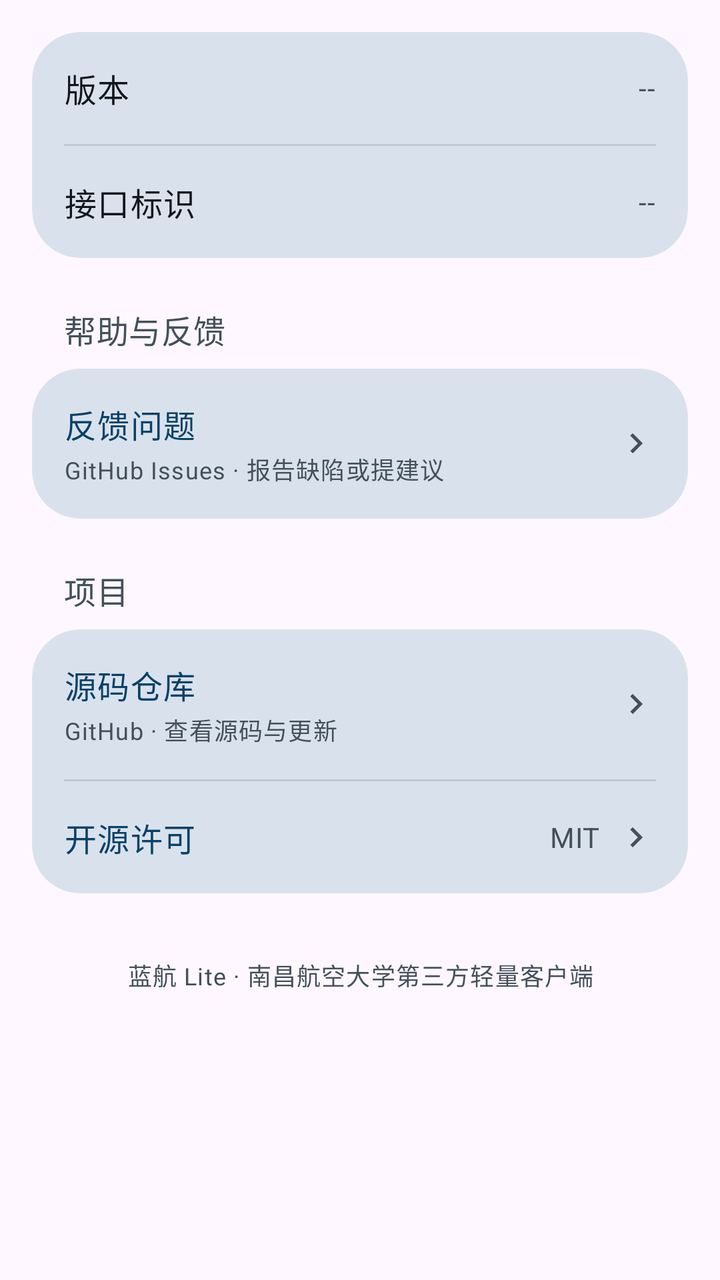
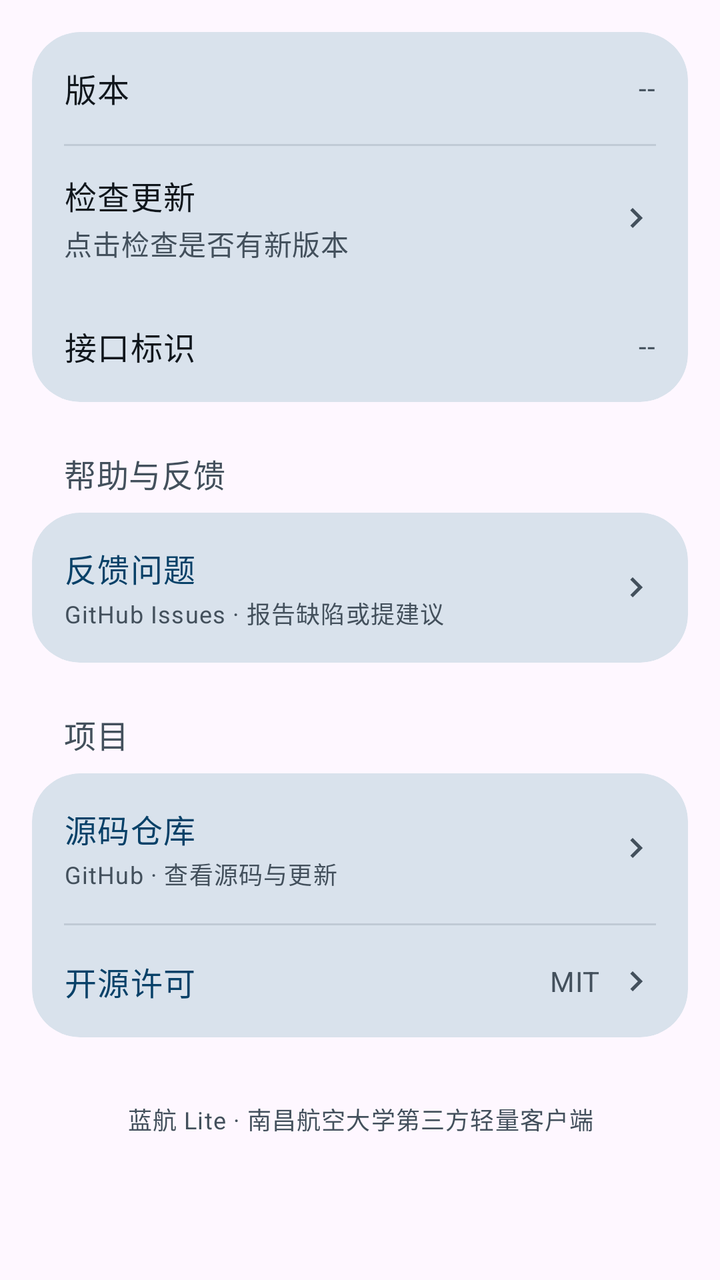

Compare the two renders of this Android layout. The source of the first and the diff that turns it into the second are given below.
<!-- AndroidManifest.xml: application theme Theme.LanhangLite -->
<!-- res/layout/view_settings_about.xml -->
<?xml version="1.0" encoding="utf-8"?>
<LinearLayout xmlns:android="http://schemas.android.com/apk/res/android"
    xmlns:app="http://schemas.android.com/apk/res-auto"
    android:layout_width="match_parent"
    android:layout_height="wrap_content"
    android:orientation="vertical"
    android:paddingStart="@dimen/screen_padding_h"
    android:paddingTop="@dimen/screen_padding_h"
    android:paddingEnd="@dimen/screen_padding_h"
    android:paddingBottom="@dimen/content_padding_bottom_bare">

    
    <com.google.android.material.card.MaterialCardView
        style="@style/Widget.Lanhang.Card.Large"
        android:layout_width="match_parent"
        android:layout_height="wrap_content">

        <LinearLayout
            android:layout_width="match_parent"
            android:layout_height="wrap_content"
            android:orientation="vertical">

            <LinearLayout
                android:layout_width="match_parent"
                android:layout_height="wrap_content"
                android:gravity="center_vertical"
                android:minHeight="@dimen/list_item_height_single"
                android:orientation="horizontal"
                android:paddingStart="@dimen/card_padding"
                android:paddingTop="@dimen/space_md"
                android:paddingEnd="@dimen/card_padding"
                android:paddingBottom="@dimen/space_md">

                <TextView
                    android:layout_width="0dp"
                    android:layout_height="wrap_content"
                    android:layout_weight="1"
                    android:text="@string/settings_about_version_label"
                    android:textAppearance="@style/TextAppearance.Lanhang.BodyLarge"
                    android:textColor="?attr/colorOnSurface" />

                <TextView
                    android:id="@+id/tvVersion"
                    android:layout_width="wrap_content"
                    android:layout_height="wrap_content"
                    android:layout_marginStart="@dimen/space_lg"
                    android:ellipsize="end"
                    android:maxLines="1"
                    android:text="--"
                    android:textAppearance="@style/TextAppearance.Lanhang.BodyMedium"
                    android:textColor="?attr/colorOnSurfaceVariant" />
            </LinearLayout>

            <View
                android:layout_width="match_parent"
                android:layout_height="@dimen/divider_thickness"
                android:layout_marginStart="@dimen/card_padding"
                android:layout_marginEnd="@dimen/card_padding"
                android:background="?attr/colorOutlineVariant" />

            <LinearLayout
                android:layout_width="match_parent"
                android:layout_height="wrap_content"
                android:gravity="center_vertical"
                android:minHeight="@dimen/list_item_height_single"
                android:orientation="horizontal"
                android:paddingStart="@dimen/card_padding"
                android:paddingTop="@dimen/space_md"
                android:paddingEnd="@dimen/card_padding"
                android:paddingBottom="@dimen/space_md">

                <TextView
                    android:layout_width="0dp"
                    android:layout_height="wrap_content"
                    android:layout_weight="1"
                    android:text="@string/settings_proto"
                    android:textAppearance="@style/TextAppearance.Lanhang.BodyLarge"
                    android:textColor="?attr/colorOnSurface" />

                <TextView
                    android:id="@+id/tvProto"
                    android:layout_width="wrap_content"
                    android:layout_height="wrap_content"
                    android:layout_marginStart="@dimen/space_lg"
                    android:ellipsize="end"
                    android:maxLines="1"
                    android:text="--"
                    android:textAppearance="@style/TextAppearance.Lanhang.BodyMedium"
                    android:textColor="?attr/colorOnSurfaceVariant" />
            </LinearLayout>
        </LinearLayout>
    </com.google.android.material.card.MaterialCardView>

    <Space
        android:layout_width="match_parent"
        android:layout_height="@dimen/space_xl" />

    
    <TextView
        android:layout_width="match_parent"
        android:layout_height="wrap_content"
        android:paddingStart="@dimen/card_padding"
        android:paddingBottom="@dimen/space_sm"
        android:text="@string/settings_about_section_help"
        android:textAppearance="@style/TextAppearance.Lanhang.TitleMedium"
        android:textColor="?attr/colorOnSurfaceVariant" />

    <com.google.android.material.card.MaterialCardView
        style="@style/Widget.Lanhang.Card.Large"
        android:layout_width="match_parent"
        android:layout_height="wrap_content">

        <LinearLayout
            android:layout_width="match_parent"
            android:layout_height="wrap_content"
            android:orientation="vertical">

            
            <LinearLayout
                android:id="@+id/rowFeedback"
                android:layout_width="match_parent"
                android:layout_height="wrap_content"
                android:background="?attr/selectableItemBackground"
                android:clickable="true"
                android:focusable="true"
                android:gravity="center_vertical"
                android:minHeight="@dimen/list_item_height_two_line"
                android:orientation="horizontal"
                android:paddingStart="@dimen/card_padding"
                android:paddingTop="@dimen/space_lg"
                android:paddingEnd="@dimen/card_padding"
                android:paddingBottom="@dimen/space_lg">

                <LinearLayout
                    android:layout_width="0dp"
                    android:layout_height="wrap_content"
                    android:layout_weight="1"
                    android:orientation="vertical">

                    <TextView
                        android:layout_width="wrap_content"
                        android:layout_height="wrap_content"
                        android:text="@string/settings_about_feedback"
                        android:textAppearance="@style/TextAppearance.Lanhang.BodyLarge"
                        android:textColor="?attr/colorPrimary" />

                    <TextView
                        android:layout_width="wrap_content"
                        android:layout_height="wrap_content"
                        android:layout_marginTop="@dimen/space_xxs"
                        android:ellipsize="end"
                        android:maxLines="1"
                        android:text="@string/settings_about_feedback_subtitle"
                        android:textAppearance="@style/TextAppearance.Lanhang.BodySmall"
                        android:textColor="?attr/colorOnSurfaceVariant" />
                </LinearLayout>

                <ImageView
                    android:layout_width="20dp"
                    android:layout_height="20dp"
                    android:layout_marginStart="@dimen/space_md"
                    android:contentDescription="@null"
                    android:src="@drawable/ic_chevron_right"
                    app:tint="?attr/colorOnSurfaceVariant" />
            </LinearLayout>
        </LinearLayout>
    </com.google.android.material.card.MaterialCardView>

    <Space
        android:layout_width="match_parent"
        android:layout_height="@dimen/space_xl" />

    
    <TextView
        android:layout_width="match_parent"
        android:layout_height="wrap_content"
        android:paddingStart="@dimen/card_padding"
        android:paddingBottom="@dimen/space_sm"
        android:text="@string/settings_about_section_project"
        android:textAppearance="@style/TextAppearance.Lanhang.TitleMedium"
        android:textColor="?attr/colorOnSurfaceVariant" />

    <com.google.android.material.card.MaterialCardView
        style="@style/Widget.Lanhang.Card.Large"
        android:layout_width="match_parent"
        android:layout_height="wrap_content">

        <LinearLayout
            android:layout_width="match_parent"
            android:layout_height="wrap_content"
            android:orientation="vertical">

            <LinearLayout
                android:id="@+id/rowSourceCode"
                android:layout_width="match_parent"
                android:layout_height="wrap_content"
                android:background="?attr/selectableItemBackground"
                android:clickable="true"
                android:focusable="true"
                android:gravity="center_vertical"
                android:minHeight="@dimen/list_item_height_two_line"
                android:orientation="horizontal"
                android:paddingStart="@dimen/card_padding"
                android:paddingTop="@dimen/space_lg"
                android:paddingEnd="@dimen/card_padding"
                android:paddingBottom="@dimen/space_lg">

                <LinearLayout
                    android:layout_width="0dp"
                    android:layout_height="wrap_content"
                    android:layout_weight="1"
                    android:orientation="vertical">

                    <TextView
                        android:layout_width="wrap_content"
                        android:layout_height="wrap_content"
                        android:text="@string/settings_about_source_code"
                        android:textAppearance="@style/TextAppearance.Lanhang.BodyLarge"
                        android:textColor="?attr/colorPrimary" />

                    <TextView
                        android:layout_width="wrap_content"
                        android:layout_height="wrap_content"
                        android:layout_marginTop="@dimen/space_xxs"
                        android:ellipsize="end"
                        android:maxLines="1"
                        android:text="@string/settings_about_source_code_subtitle"
                        android:textAppearance="@style/TextAppearance.Lanhang.BodySmall"
                        android:textColor="?attr/colorOnSurfaceVariant" />
                </LinearLayout>

                <ImageView
                    android:layout_width="20dp"
                    android:layout_height="20dp"
                    android:layout_marginStart="@dimen/space_md"
                    android:contentDescription="@null"
                    android:src="@drawable/ic_chevron_right"
                    app:tint="?attr/colorOnSurfaceVariant" />
            </LinearLayout>

            <View
                android:layout_width="match_parent"
                android:layout_height="@dimen/divider_thickness"
                android:layout_marginStart="@dimen/card_padding"
                android:layout_marginEnd="@dimen/card_padding"
                android:background="?attr/colorOutlineVariant" />

            <LinearLayout
                android:id="@+id/rowLicense"
                android:layout_width="match_parent"
                android:layout_height="wrap_content"
                android:background="?attr/selectableItemBackground"
                android:clickable="true"
                android:focusable="true"
                android:gravity="center_vertical"
                android:minHeight="@dimen/list_item_height_single"
                android:orientation="horizontal"
                android:paddingStart="@dimen/card_padding"
                android:paddingTop="@dimen/space_md"
                android:paddingEnd="@dimen/card_padding"
                android:paddingBottom="@dimen/space_md">

                <TextView
                    android:layout_width="0dp"
                    android:layout_height="wrap_content"
                    android:layout_weight="1"
                    android:text="@string/settings_about_license"
                    android:textAppearance="@style/TextAppearance.Lanhang.BodyLarge"
                    android:textColor="?attr/colorPrimary" />

                <TextView
                    android:layout_width="wrap_content"
                    android:layout_height="wrap_content"
                    android:layout_marginStart="@dimen/space_lg"
                    android:text="@string/settings_about_license_value"
                    android:textAppearance="@style/TextAppearance.Lanhang.BodyMedium"
                    android:textColor="?attr/colorOnSurfaceVariant" />

                <ImageView
                    android:layout_width="20dp"
                    android:layout_height="20dp"
                    android:layout_marginStart="@dimen/space_sm"
                    android:contentDescription="@null"
                    android:src="@drawable/ic_chevron_right"
                    app:tint="?attr/colorOnSurfaceVariant" />
            </LinearLayout>
        </LinearLayout>
    </com.google.android.material.card.MaterialCardView>

    <TextView
        android:layout_width="match_parent"
        android:layout_height="wrap_content"
        android:layout_marginTop="@dimen/space_xl"
        android:gravity="center"
        android:padding="@dimen/space_sm"
        android:text="@string/settings_footer"
        android:textAppearance="@style/TextAppearance.Lanhang.BodySmall"
        android:textColor="?attr/colorOnSurfaceVariant" />
</LinearLayout>
<!-- resources referenced by this layout -->
<resources>
  <dimen name="card_padding">16dp</dimen>
  <dimen name="content_padding_bottom_bare">32dp</dimen>
  <dimen name="divider_thickness">1dp</dimen>
  <dimen name="list_item_height_single">56dp</dimen>
  <dimen name="list_item_height_two_line">72dp</dimen>
  <dimen name="screen_padding_h">16dp</dimen>
  <dimen name="space_lg">16dp</dimen>
  <dimen name="space_md">12dp</dimen>
  <dimen name="space_sm">8dp</dimen>
  <dimen name="space_xl">24dp</dimen>
  <dimen name="space_xxs">2dp</dimen>
  <!-- drawable ic_chevron_right (drawable) -->
  <?xml version="1.0" encoding="utf-8"?>
  <vector xmlns:android="http://schemas.android.com/apk/res/android"
      android:width="24dp"
      android:height="24dp"
      android:viewportWidth="24"
      android:viewportHeight="24"
      android:tint="?attr/colorControlNormal">
      <path
          android:fillColor="@android:color/white"
          android:pathData="M10,6L8.59,7.41 13.17,12l-4.58,4.59L10,18l6,-6z" />
  </vector>
  <string name="settings_about_feedback">反馈问题</string>
  <string name="settings_about_feedback_subtitle">GitHub Issues · 报告缺陷或提建议</string>
  <string name="settings_about_license">开源许可</string>
  <string name="settings_about_license_value">MIT</string>
  <string name="settings_about_section_help">帮助与反馈</string>
  <string name="settings_about_section_project">项目</string>
  <string name="settings_about_source_code">源码仓库</string>
  <string name="settings_about_source_code_subtitle">GitHub · 查看源码与更新</string>
  <string name="settings_about_version_label">版本</string>
  <string name="settings_footer">蓝航 Lite · 南昌航空大学第三方轻量客户端</string>
  <string name="settings_proto">接口标识</string>
  <style name="TextAppearance.Lanhang.BodyLarge" parent="TextAppearance.Material3.BodyLarge">
          <item name="android:textSize">@dimen/text_body_large</item>
      </style>
  <style name="TextAppearance.Lanhang.BodyMedium" parent="TextAppearance.Material3.BodyMedium">
          <item name="android:textSize">@dimen/text_body_medium</item>
      </style>
  <style name="TextAppearance.Lanhang.BodySmall" parent="TextAppearance.Material3.BodySmall">
          <item name="android:textSize">@dimen/text_body_small</item>
      </style>
  <style name="TextAppearance.Lanhang.TitleMedium" parent="TextAppearance.Material3.TitleMedium">
          <item name="android:textSize">@dimen/text_title_medium</item>
      </style>
  <style name="Widget.Lanhang.Card.Large" parent="Widget.Material3.CardView.Filled">
          <item name="cardCornerRadius">@dimen/corner_card_large</item>
      </style>
  <style name="Theme.LanhangLite" parent="Base.Theme.LanhangLite" />
  <dimen name="text_body_large">16sp</dimen>
  <dimen name="text_body_medium">14sp</dimen>
  <dimen name="text_body_small">12sp</dimen>
  <dimen name="text_title_medium">16sp</dimen>
  <dimen name="corner_card_large">24dp</dimen>
  <color name="primary">#084168</color>
  <color name="on_primary">#FFFFFFFF</color>
  <color name="primary_container">#D4E9F7</color>
  <color name="on_primary_container">#052F4A</color>
  <color name="secondary_container">#D4E9F7</color>
  <color name="on_secondary_container">#052F4A</color>
  <color name="surface">#F7F9FC</color>
  <color name="surface_container_lowest">#FFFFFF</color>
  <color name="surface_container_low">#F0F4F9</color>
  <color name="surface_container">#EAF0F6</color>
  <color name="surface_container_high">#E1E9F1</color>
  <color name="surface_container_highest">#D9E2EC</color>
  <color name="surface_variant">#DCE5EE</color>
  <color name="on_surface">#10161C</color>
  <color name="on_surface_variant">#43505C</color>
  <color name="outline">#6F7C89</color>
  <color name="outline_variant">#C0CAD5</color>
  <!-- unchanged entries left out for length: 1 -->
</resources>

<!-- the commit's change to res/layout/view_settings_about.xml (unified diff, before → after) -->
@@ -58,6 +58,55 @@
                 android:layout_marginEnd="@dimen/card_padding"
                 android:background="?attr/colorOutlineVariant" />
 
+            
+            <LinearLayout
+                android:id="@+id/rowUpdate"
+                android:layout_width="match_parent"
+                android:layout_height="wrap_content"
+                android:background="?attr/selectableItemBackground"
+                android:clickable="true"
+                android:focusable="true"
+                android:gravity="center_vertical"
+                android:minHeight="@dimen/list_item_height_two_line"
+                android:orientation="horizontal"
+                android:paddingStart="@dimen/card_padding"
+                android:paddingTop="@dimen/space_sm"
+                android:paddingEnd="@dimen/card_padding"
+                android:paddingBottom="@dimen/space_sm">
+
+                <LinearLayout
+                    android:layout_width="0dp"
+                    android:layout_height="wrap_content"
+                    android:layout_weight="1"
+                    android:orientation="vertical">
+
+                    <TextView
+                        android:layout_width="wrap_content"
+                        android:layout_height="wrap_content"
+                        android:text="@string/settings_about_update"
+                        android:textAppearance="@style/TextAppearance.Lanhang.BodyLarge"
+                        android:textColor="?attr/colorOnSurface" />
+
+                    <TextView
+                        android:id="@+id/tvUpdateSummary"
+                        android:layout_width="match_parent"
+                        android:layout_height="wrap_content"
+                        android:layout_marginTop="@dimen/space_xxs"
+                        android:ellipsize="end"
+                        android:maxLines="1"
+                        android:text="@string/update_status_idle"
+                        android:textAppearance="@style/TextAppearance.Lanhang.BodyMedium"
+                        android:textColor="?attr/colorOnSurfaceVariant" />
+                </LinearLayout>
+
+                <ImageView
+                    android:layout_width="@dimen/icon_md"
+                    android:layout_height="@dimen/icon_md"
+                    android:contentDescription="@null"
+                    android:src="@drawable/ic_chevron_right"
+                    app:tint="?attr/colorOnSurfaceVariant" />
+            </LinearLayout>
+
             <LinearLayout
                 android:layout_width="match_parent"
                 android:layout_height="wrap_content"
<!-- resource entries referenced after the edit -->
@@ -3,6 +3,7 @@
   <dimen name="card_padding">16dp</dimen>
   <dimen name="content_padding_bottom_bare">32dp</dimen>
   <dimen name="divider_thickness">1dp</dimen>
+  <dimen name="icon_md">20dp</dimen>
   <dimen name="list_item_height_single">56dp</dimen>
   <dimen name="list_item_height_two_line">72dp</dimen>
   <dimen name="screen_padding_h">16dp</dimen>
@@ -31,9 +32,11 @@
   <string name="settings_about_section_project">项目</string>
   <string name="settings_about_source_code">源码仓库</string>
   <string name="settings_about_source_code_subtitle">GitHub · 查看源码与更新</string>
+  <string name="settings_about_update">检查更新</string>
   <string name="settings_about_version_label">版本</string>
   <string name="settings_footer">蓝航 Lite · 南昌航空大学第三方轻量客户端</string>
   <string name="settings_proto">接口标识</string>
+  <string name="update_status_idle">点击检查是否有新版本</string>
   <style name="TextAppearance.Lanhang.BodyLarge" parent="TextAppearance.Material3.BodyLarge">
           <item name="android:textSize">@dimen/text_body_large</item>
       </style>
